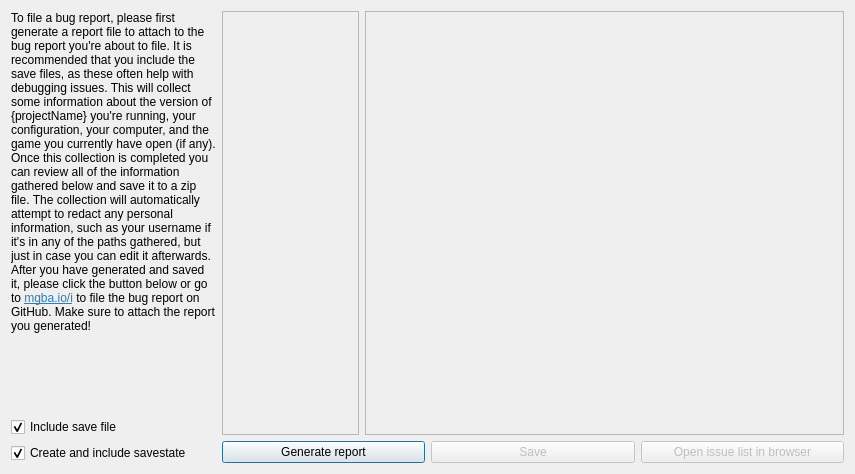
Qt form Libretro/mgba/src/platform/qt/ReportView.ui (kiddreads/Avalon-copy2) before a commit.
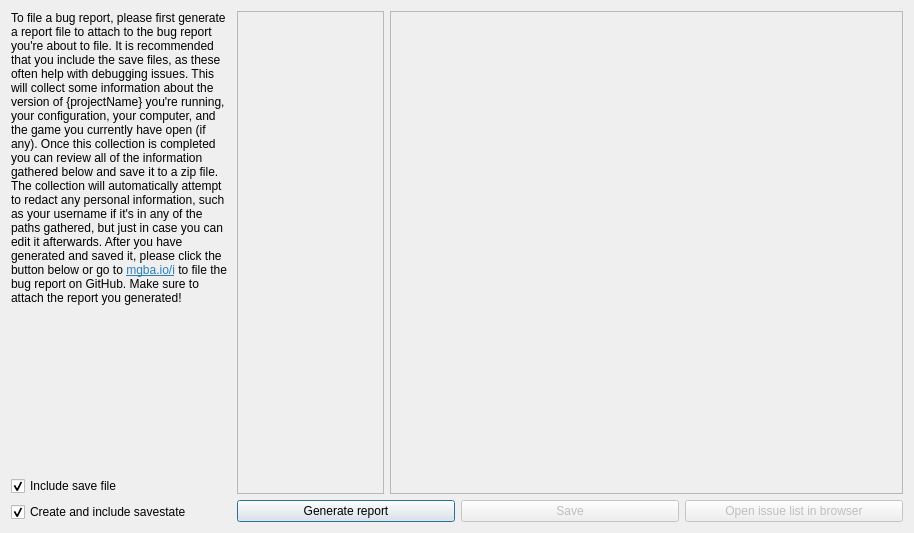
The same form after that commit. Icons and pictures are not drawn.

Commit message: Qt: Fix up report view a bit on macOS

The edit to the form file:
```diff
--- a/Libretro/mgba/src/platform/qt/ReportView.ui
+++ b/Libretro/mgba/src/platform/qt/ReportView.ui
@@ -6,14 +6,14 @@
    <rect>
     <x>0</x>
     <y>0</y>
-    <width>855</width>
-    <height>474</height>
+    <width>914</width>
+    <height>533</height>
    </rect>
   </property>
   <property name="windowTitle">
    <string>Generate Bug Report</string>
   </property>
-  <layout class="QGridLayout" name="gridLayout" columnstretch="3,2,7,0">
+  <layout class="QGridLayout" name="gridLayout" columnstretch="3,2,7">
    <item row="1" column="1" rowspan="3">
     <widget class="QListWidget" name="fileList">
      <property name="enabled">
```
The commit also changes 1 other file.
